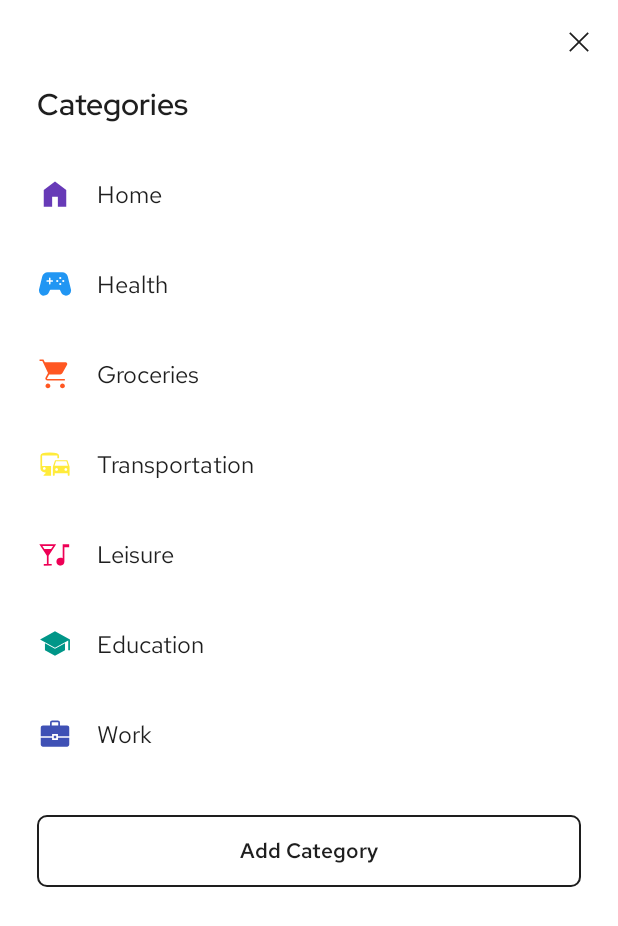
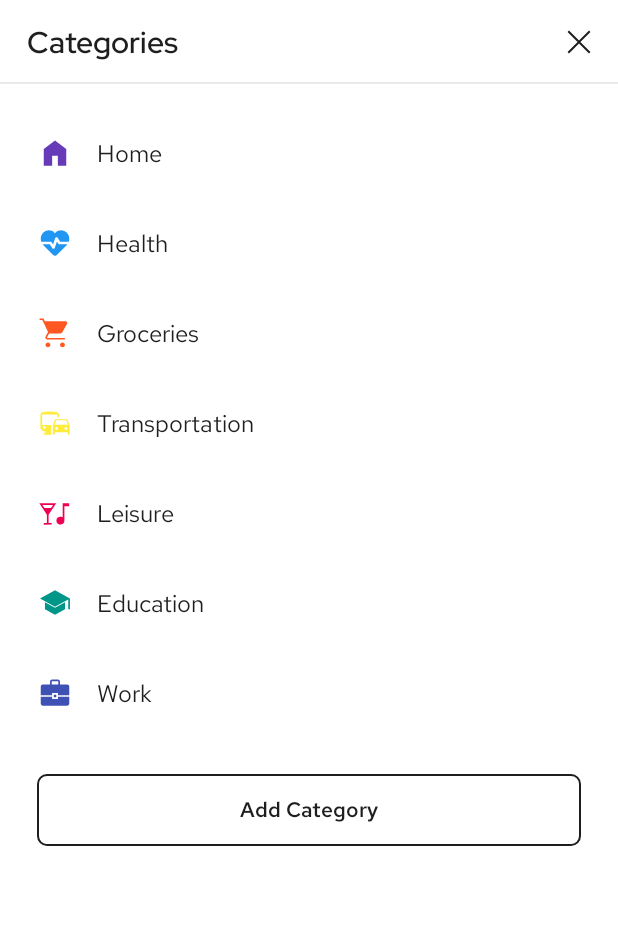
Before and after one commit to jumiranda5/my-budget-android, an Android app: the screen it shows after launch (MainActivity), after a tap on "Category", on a phone screen of 412 x 824 dp. Shown: the top 926 px of the screen. Run offline under Robolectric (Android 15) with nearby library versions, the phone set to English and light mode, and no system bars.

Commit message:
Add minor changes to categories list UI

```diff
--- a/app/src/main/java/com/jgm/mybudgetapp/CategoriesListFragment.java
+++ b/app/src/main/java/com/jgm/mybudgetapp/CategoriesListFragment.java
@@ -1,6 +1,5 @@
 package com.jgm.mybudgetapp;
 
-import android.annotation.SuppressLint;
 import android.content.Context;
 import android.os.Bundle;
 
@@ -15,6 +14,7 @@ import android.view.LayoutInflater;
 import android.view.View;
 import android.view.ViewGroup;
 import android.widget.Button;
+import android.widget.ImageButton;
 
 import com.jgm.mybudgetapp.adapters.CategoryAdapter;
 import com.jgm.mybudgetapp.databinding.FragmentCategoriesListBinding;
@@ -41,10 +41,12 @@ public class CategoriesListFragment extends Fragment {
     private FragmentCategoriesListBinding binding;
     private RecyclerView mRecyclerView;
     private Button mOpenForm;
+    private ImageButton mClose;
 
     private void setBinding() {
         mRecyclerView = binding.categoriesList;
         mOpenForm = binding.buttonAddCategory;
+        mClose = binding.catListToolbarClose;
     }
 
     // Interfaces
@@ -75,6 +77,7 @@ public class CategoriesListFragment extends Fragment {
         initCategoriesList();
         mInterface.getCategoriesData();
         mOpenForm.setOnClickListener(v -> mInterface.openCategoryForm(false, null, 0));
+        mClose.setOnClickListener(v -> mInterface.navigateBack());
 
     }
 
@@ -127,7 +130,7 @@ public class CategoriesListFragment extends Fragment {
         ArrayList<Category> list = new ArrayList<>();
 
         Category c1 = new Category(0, mContext.getString(R.string.category_home), 3, 6, true);
-        Category c2 = new Category(0, mContext.getString(R.string.category_health), 5, 24, true);
+        Category c2 = new Category(0, mContext.getString(R.string.category_health), 5, 34, true);
         Category c3 = new Category(0, mContext.getString(R.string.category_groceries), 14, 9, true);
         Category c4 = new Category(0, mContext.getString(R.string.category_transport), 11, 29, true);
         Category c5 = new Category(0, mContext.getString(R.string.category_leisure), 1, 46, true);
--- a/app/src/main/java/com/jgm/mybudgetapp/adapters/CategoryAdapter.java
+++ b/app/src/main/java/com/jgm/mybudgetapp/adapters/CategoryAdapter.java
@@ -1,7 +1,6 @@
 package com.jgm.mybudgetapp.adapters;
 
 import android.content.Context;
-import android.util.Log;
 import android.view.LayoutInflater;
 import android.view.View;
 import android.view.ViewGroup;
@@ -62,15 +61,16 @@ public class CategoryAdapter extends RecyclerView.Adapter<CategoryAdapter.GridVi
         // Set category name
         holder.mName.setText(category.getName());
 
-        // Select category
-        if (!isEdit) holder.mContainer.setOnClickListener(v -> mInterface.setSelectedCategory(category));
-
-        // Set edit button
+        // Select category | Set edit button
         if (isEdit) {
             holder.mEdit.setVisibility(View.VISIBLE);
             holder.mEdit.setOnClickListener(v -> mInterface.openCategoryForm(true, category, position));
+            holder.mContainer.setOnClickListener(v -> mInterface.openCategoryForm(true, category, position));
         }
-        else holder.mEdit.setVisibility(View.GONE);
+        else {
+            holder.mEdit.setVisibility(View.GONE);
+            holder.mContainer.setOnClickListener(v -> mInterface.setSelectedCategory(category));
+        }
 
     }
 
--- a/app/src/main/res/drawable/bg_list_item.xml
+++ b/app/src/main/res/drawable/bg_list_item.xml
@@ -3,7 +3,7 @@
 
     <item android:state_pressed="true">
         <shape android:shape="rectangle">
-            <solid android:color="@color/item_pressed"/>
+            <solid android:color="@color/click"/>
         </shape>
     </item>
 
--- a/app/src/main/res/layout-sw600dp-land/fragment_categories_list.xml
+++ b/app/src/main/res/layout-sw600dp-land/fragment_categories_list.xml
@@ -1,18 +1,11 @@
 <?xml version="1.0" encoding="utf-8"?>
-<FrameLayout
+<androidx.constraintlayout.widget.ConstraintLayout
     xmlns:android="http://schemas.android.com/apk/res/android"
     xmlns:tools="http://schemas.android.com/tools"
     xmlns:app="http://schemas.android.com/apk/res-auto"
     android:layout_width="match_parent"
     android:layout_height="match_parent"
     tools:context=".CategoriesListFragment">
-
-    <androidx.core.widget.NestedScrollView
-        style="@style/MyNestedScrollView">
-
-        <androidx.constraintlayout.widget.ConstraintLayout
-            android:layout_height="wrap_content"
-            android:layout_width="match_parent">
 
     <!-- Toolbar -->
 
@@ -37,17 +30,36 @@
                 app:layout_constraintEnd_toEndOf="parent"
                 app:layout_constraintTop_toTopOf="parent" />
 
+            <TextView
+                android:id="@+id/cat_list_toolbar_title"
+                style="@style/ToolbarTitle"
+                android:layout_marginStart="16dp"
+                android:text="@string/title_categories_list"
+                android:textSize="@dimen/categories_title_size"
+                app:layout_constraintBottom_toBottomOf="parent"
+                app:layout_constraintStart_toStartOf="parent"
+                app:layout_constraintTop_toTopOf="parent" />
+
         </androidx.constraintlayout.widget.ConstraintLayout>
 
     </androidx.appcompat.widget.Toolbar>
+
+    <androidx.core.widget.NestedScrollView
+        style="@style/MyNestedScrollView"
+        android:layout_height="0dp"
+        app:layout_constraintBottom_toBottomOf="parent"
+        app:layout_constraintEnd_toEndOf="parent"
+        app:layout_constraintStart_toStartOf="parent"
+        app:layout_constraintTop_toBottomOf="@+id/cat_list_toolbar">
 
         <androidx.constraintlayout.widget.ConstraintLayout
             android:layout_width="@dimen/list_width_land"
             android:layout_height="wrap_content"
             android:layout_gravity="center_horizontal"
+            app:layout_constraintBottom_toBottomOf="parent"
             app:layout_constraintEnd_toEndOf="parent"
             app:layout_constraintStart_toStartOf="parent"
-                app:layout_constraintTop_toBottomOf="@+id/cat_list_toolbar">
+            app:layout_constraintTop_toTopOf="parent">
 
             <androidx.constraintlayout.widget.Guideline
                 android:id="@+id/guideline_cat_list_start"
@@ -59,21 +71,13 @@
                 style="@style/GuidelineEnd"
                 android:orientation="vertical" />
 
-                <TextView
-                    android:id="@+id/cat_list_toolbar_title"
-                    style="@style/MainTitle"
-                    android:text="@string/title_categories_list"
-                    android:textSize="@dimen/categories_title_size"
-                    app:layout_constraintStart_toStartOf="@id/guideline_cat_list_start"
-                    app:layout_constraintTop_toTopOf="parent" />
-
             <androidx.recyclerview.widget.RecyclerView
                 android:id="@+id/categories_list"
                 style="@style/MainList"
                 android:layout_marginTop="@dimen/categories_list_margin_top"
                 app:layout_constraintEnd_toEndOf="parent"
                 app:layout_constraintStart_toStartOf="parent"
-                    app:layout_constraintTop_toBottomOf="@+id/cat_list_toolbar_title"
+                app:layout_constraintTop_toTopOf="parent"
                 tools:itemCount="3"
                 tools:listitem="@layout/item_category" />
 
@@ -88,8 +92,6 @@
 
         </androidx.constraintlayout.widget.ConstraintLayout>
 
-        </androidx.constraintlayout.widget.ConstraintLayout>
-
     </androidx.core.widget.NestedScrollView>
 
-</FrameLayout>
+</androidx.constraintlayout.widget.ConstraintLayout>
--- a/app/src/main/res/layout/fragment_categories_list.xml
+++ b/app/src/main/res/layout/fragment_categories_list.xml
@@ -1,5 +1,5 @@
 <?xml version="1.0" encoding="utf-8"?>
-<FrameLayout
+<androidx.constraintlayout.widget.ConstraintLayout
     xmlns:android="http://schemas.android.com/apk/res/android"
     xmlns:tools="http://schemas.android.com/tools"
     xmlns:app="http://schemas.android.com/apk/res-auto"
@@ -7,19 +7,9 @@
     android:layout_height="match_parent"
     tools:context=".CategoriesListFragment">
 
-    <androidx.core.widget.NestedScrollView
-        style="@style/MyNestedScrollView">
-
-        <androidx.constraintlayout.widget.ConstraintLayout
-            android:layout_width="match_parent"
-            android:layout_height="wrap_content">
-
-            <!-- Toolbar -->
-
     <androidx.appcompat.widget.Toolbar
         android:id="@+id/cat_list_toolbar"
         style="@style/MainToolbar"
-                android:background="@android:color/transparent"
         app:layout_constraintEnd_toEndOf="parent"
         app:layout_constraintStart_toStartOf="parent"
         app:layout_constraintTop_toTopOf="parent">
@@ -37,9 +27,31 @@
                 app:layout_constraintEnd_toEndOf="parent"
                 app:layout_constraintTop_toTopOf="parent" />
 
+            <TextView
+                android:id="@+id/cat_list_toolbar_title"
+                style="@style/ToolbarTitle"
+                android:layout_marginStart="16dp"
+                android:text="@string/title_categories_list"
+                android:textSize="@dimen/categories_title_size"
+                app:layout_constraintBottom_toBottomOf="parent"
+                app:layout_constraintStart_toStartOf="parent"
+                app:layout_constraintTop_toTopOf="parent" />
+
         </androidx.constraintlayout.widget.ConstraintLayout>
 
     </androidx.appcompat.widget.Toolbar>
+
+    <androidx.core.widget.NestedScrollView
+        style="@style/MyNestedScrollView"
+        android:layout_height="0dp"
+        app:layout_constraintBottom_toBottomOf="parent"
+        app:layout_constraintEnd_toEndOf="parent"
+        app:layout_constraintStart_toStartOf="parent"
+        app:layout_constraintTop_toBottomOf="@+id/cat_list_toolbar">
+
+        <androidx.constraintlayout.widget.ConstraintLayout
+            android:layout_width="match_parent"
+            android:layout_height="wrap_content">
 
             <androidx.constraintlayout.widget.Guideline
                 android:id="@+id/guideline_cat_list_start"
@@ -51,21 +63,13 @@
                 style="@style/GuidelineEnd"
                 android:orientation="vertical" />
 
-            <TextView
-                android:id="@+id/cat_list_toolbar_title"
-                style="@style/MainTitle"
-                android:textSize="@dimen/categories_title_size"
-                android:text="@string/title_categories_list"
-                app:layout_constraintStart_toStartOf="@id/guideline_cat_list_start"
-                app:layout_constraintTop_toBottomOf="@+id/cat_list_toolbar" />
-
             <androidx.recyclerview.widget.RecyclerView
                 android:id="@+id/categories_list"
                 style="@style/MainList"
-                android:layout_marginTop="@dimen/categories_list_margin_top"
+                android:paddingTop="@dimen/categories_list_margin_top"
                 app:layout_constraintEnd_toEndOf="parent"
                 app:layout_constraintStart_toStartOf="parent"
-                app:layout_constraintTop_toBottomOf="@+id/cat_list_toolbar_title"
+                app:layout_constraintTop_toTopOf="parent"
                 tools:itemCount="3"
                 tools:listitem="@layout/item_category" />
 
@@ -82,4 +86,4 @@
 
     </androidx.core.widget.NestedScrollView>
 
-</FrameLayout>
+</androidx.constraintlayout.widget.ConstraintLayout>
--- a/app/src/main/res/layout/item_category.xml
+++ b/app/src/main/res/layout/item_category.xml
@@ -4,6 +4,9 @@
     xmlns:app="http://schemas.android.com/apk/res-auto"
     android:layout_width="match_parent"
     android:layout_height="@dimen/item_simple_height"
+    android:focusable="true"
+    android:clickable="true"
+    android:background="@drawable/bg_list_item"
     android:id="@+id/category_item">
 
     <androidx.constraintlayout.widget.Guideline
@@ -43,6 +46,7 @@
         android:src="@drawable/ic_app_edit"
         android:contentDescription="@string/action_edit"
         android:layout_marginEnd="-12dp"
+        app:tint="@color/secondary_icon"
         app:layout_constraintBottom_toBottomOf="parent"
         app:layout_constraintEnd_toStartOf="@+id/guideline_item_end"
         app:layout_constraintTop_toTopOf="parent" />
--- a/app/src/main/res/values/styles_buttons.xml
+++ b/app/src/main/res/values/styles_buttons.xml
@@ -65,6 +65,7 @@
     <style name="ToolbarButton" parent="IconButton">
         <item name="android:layout_width">@dimen/toolbar_button</item>
         <item name="android:layout_height">@dimen/toolbar_button</item>
+        <item name="android:padding">10dp</item>
     </style>
 
     <style name="ItemButton" parent="Icon">
```
Lines whose indentation alone changed are shown as unchanged.
